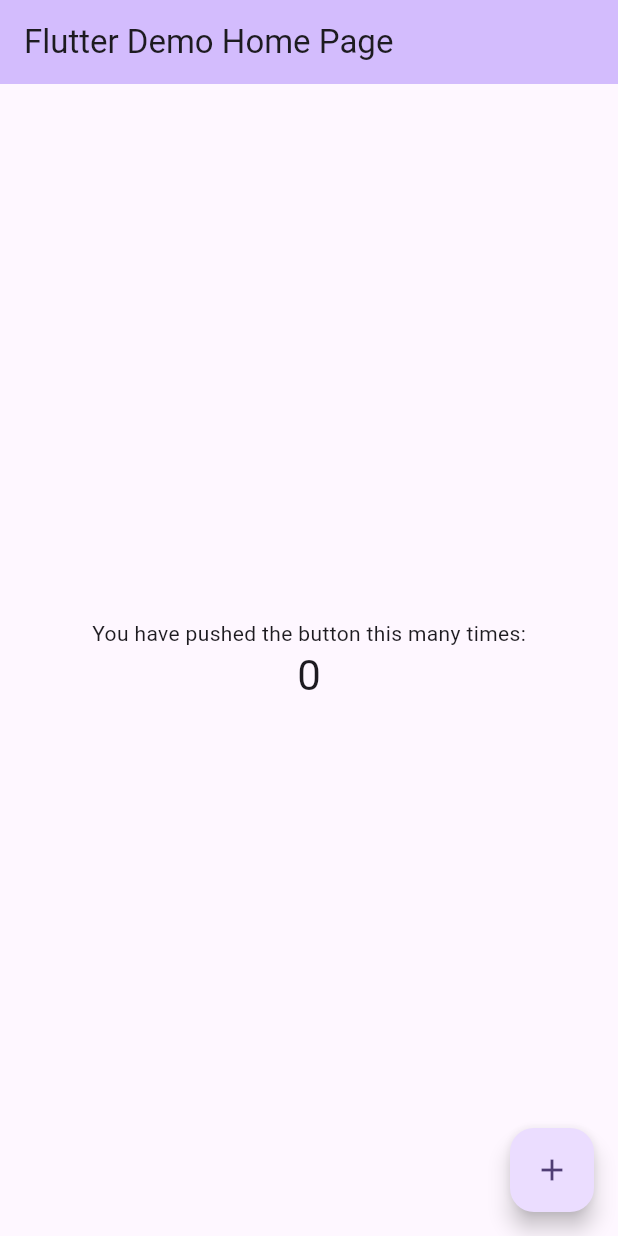
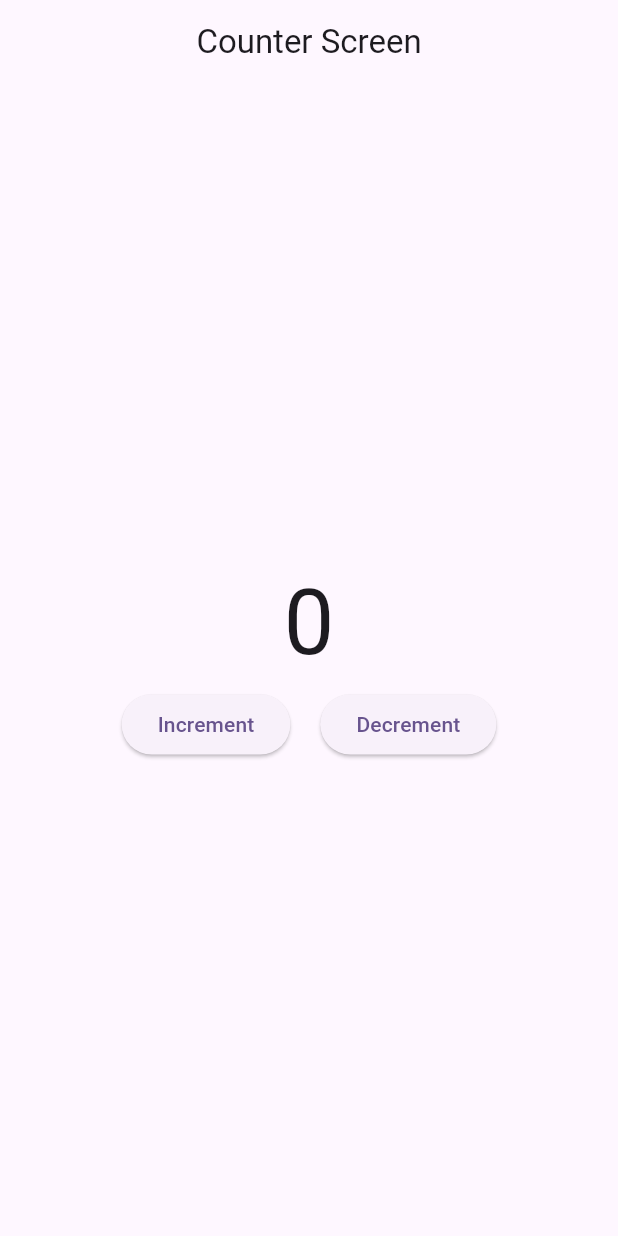
Before and after one commit to sm-aminul-islam/Bloc_clean_coding, a Flutter app: the screen it shows after launch, on a phone screen of 412 x 824 dp. Run offline on Flutter 3.47's test engine with Material 3 defaults, Android fonts, the phone set to English and light mode, and no system bars; our stand-ins replace bloc, equatable, flutter_bloc.

Commit message:
Complete CounterApp using Bloc state management

```diff
--- /dev/null
+++ b/bloc_clean_code/lib/bloc/counter_bloc.dart
@@ -0,0 +1,17 @@
+import 'package:bloc/bloc.dart';
+import 'package:bloc_clean_code/bloc/counter_event.dart';
+import 'package:bloc_clean_code/bloc/counter_state.dart';
+
+class CounterBloc extends Bloc<CounterEvent, CounterState> {
+  CounterBloc() : super(CounterState()) {
+    on<IncrementCounter>(_increment);
+    on<DecrementCounter>(_decrement);
+  }
+  void _increment(IncrementCounter event, Emitter<CounterState> emit) {
+    emit(state.copyWith(counter: state.counter + 1));
+  }
+
+  void _decrement(DecrementCounter event, Emitter<CounterState> emit) {
+    emit(state.copyWith(counter: state.counter - 1));
+  }
+}
--- /dev/null
+++ b/bloc_clean_code/lib/bloc/counter_event.dart
@@ -0,0 +1,11 @@
+import 'package:equatable/equatable.dart';
+
+abstract class CounterEvent extends Equatable {
+  const CounterEvent();
+  @override
+  List<Object> get props => [];
+}
+
+class IncrementCounter extends CounterEvent {}
+
+class DecrementCounter extends CounterEvent {}
--- /dev/null
+++ b/bloc_clean_code/lib/bloc/counter_state.dart
@@ -0,0 +1,14 @@
+import 'package:equatable/equatable.dart';
+
+class CounterState extends Equatable {
+  final int counter;
+  CounterState({this.counter = 0});
+
+  CounterState copyWith({int? counter}) {
+    return CounterState(counter: counter ?? this.counter);
+  }
+
+  @override
+  // TODO: implement props
+  List<Object?> get props => [counter];
+}
--- a/bloc_clean_code/lib/main.dart
+++ b/bloc_clean_code/lib/main.dart
@@ -1,4 +1,7 @@
+import 'package:bloc_clean_code/bloc/counter_bloc.dart';
+import 'package:bloc_clean_code/ui/counter_screen.dart';
 import 'package:flutter/material.dart';
+import 'package:flutter_bloc/flutter_bloc.dart';
 
 void main() {
   runApp(const MyApp());
@@ -10,116 +13,16 @@
   // This widget is the root of your application.
   @override
   Widget build(BuildContext context) {
-    return MaterialApp(
-      title: 'Flutter Demo',
-      theme: ThemeData(
-        // This is the theme of your application.
-        //
-        // TRY THIS: Try running your application with "flutter run". You'll see
-        // the application has a blue toolbar. Then, without quitting the app,
-        // try changing the seedColor in the colorScheme below to Colors.green
-        // and then invoke "hot reload" (save your changes or press the "hot
-        // reload" button in a Flutter-supported IDE, or press "r" if you used
-        // the command line to start the app).
-        //
-        // Notice that the counter didn't reset back to zero; the application
-        // state is not lost during the reload. To reset the state, use hot
-        // restart instead.
-        //
-        // This works for code too, not just values: Most code changes can be
-        // tested with just a hot reload.
-        colorScheme: ColorScheme.fromSeed(seedColor: Colors.deepPurple),
-        useMaterial3: true,
-      ),
-      home: const MyHomePage(title: 'Flutter Demo Home Page'),
-    );
+    return BlocProvider(
+        create: (context) => CounterBloc(),
+        child: MaterialApp(
+          title: 'Flutter Demo',
+          theme: ThemeData(
+            colorScheme: ColorScheme.fromSeed(seedColor: Colors.deepPurple),
+            useMaterial3: true,
+          ),
+          debugShowCheckedModeBanner: false,
+          home: CounterScreen(),
+        ));
   }
 }
-
-class MyHomePage extends StatefulWidget {
-  const MyHomePage({super.key, required this.title});
-
-  // This widget is the home page of your application. It is stateful, meaning
-  // that it has a State object (defined below) that contains fields that affect
-  // how it looks.
-
-  // This class is the configuration for the state. It holds the values (in this
-  // case the title) provided by the parent (in this case the App widget) and
-  // used by the build method of the State. Fields in a Widget subclass are
-  // always marked "final".
-
-  final String title;
-
-  @override
-  State<MyHomePage> createState() => _MyHomePageState();
-}
-
-class _MyHomePageState extends State<MyHomePage> {
-  int _counter = 0;
-
-  void _incrementCounter() {
-    setState(() {
-      // This call to setState tells the Flutter framework that something has
-      // changed in this State, which causes it to rerun the build method below
-      // so that the display can reflect the updated values. If we changed
-      // _counter without calling setState(), then the build method would not be
-      // called again, and so nothing would appear to happen.
-      _counter++;
-    });
-  }
-
-  @override
-  Widget build(BuildContext context) {
-    // This method is rerun every time setState is called, for instance as done
-    // by the _incrementCounter method above.
-    //
-    // The Flutter framework has been optimized to make rerunning build methods
-    // fast, so that you can just rebuild anything that needs updating rather
-    // than having to individually change instances of widgets.
-    return Scaffold(
-      appBar: AppBar(
-        // TRY THIS: Try changing the color here to a specific color (to
-        // Colors.amber, perhaps?) and trigger a hot reload to see the AppBar
-        // change color while the other colors stay the same.
-        backgroundColor: Theme.of(context).colorScheme.inversePrimary,
-        // Here we take the value from the MyHomePage object that was created by
-        // the App.build method, and use it to set our appbar title.
-        title: Text(widget.title),
-      ),
-      body: Center(
-        // Center is a layout widget. It takes a single child and positions it
-        // in the middle of the parent.
-        child: Column(
-          // Column is also a layout widget. It takes a list of children and
-          // arranges them vertically. By default, it sizes itself to fit its
-          // children horizontally, and tries to be as tall as its parent.
-          //
-          // Column has various properties to control how it sizes itself and
-          // how it positions its children. Here we use mainAxisAlignment to
-          // center the children vertically; the main axis here is the vertical
-          // axis because Columns are vertical (the cross axis would be
-          // horizontal).
-          //
-          // TRY THIS: Invoke "debug painting" (choose the "Toggle Debug Paint"
-          // action in the IDE, or press "p" in the console), to see the
-          // wireframe for each widget.
-          mainAxisAlignment: MainAxisAlignment.center,
-          children: <Widget>[
-            const Text(
-              'You have pushed the button this many times:',
-            ),
-            Text(
-              '$_counter',
-              style: Theme.of(context).textTheme.headlineMedium,
-            ),
-          ],
-        ),
-      ),
-      floatingActionButton: FloatingActionButton(
-        onPressed: _incrementCounter,
-        tooltip: 'Increment',
-        child: const Icon(Icons.add),
-      ), // This trailing comma makes auto-formatting nicer for build methods.
-    );
-  }
-}
--- /dev/null
+++ b/bloc_clean_code/lib/ui/counter_screen.dart
@@ -0,0 +1,58 @@
+import 'package:bloc_clean_code/bloc/counter_bloc.dart';
+import 'package:bloc_clean_code/bloc/counter_event.dart';
+import 'package:bloc_clean_code/bloc/counter_state.dart';
+import 'package:flutter/material.dart';
+import 'package:flutter_bloc/flutter_bloc.dart';
+
+class CounterScreen extends StatefulWidget {
+  const CounterScreen({super.key});
+
+  @override
+  State<CounterScreen> createState() => _CounterScreenState();
+}
+
+class _CounterScreenState extends State<CounterScreen> {
+  @override
+  Widget build(BuildContext context) {
+    print("build 33");
+    return Scaffold(
+      appBar: AppBar(
+        title: Text("Counter Screen"),
+        centerTitle: true,
+      ),
+      body: Column(
+        mainAxisAlignment: MainAxisAlignment.center,
+        crossAxisAlignment: CrossAxisAlignment.center,
+        children: [
+          BlocBuilder<CounterBloc, CounterState>(builder: (context, state) {
+            print("build");
+            return Center(
+                child: Text(
+              state.counter.toString(),
+              style: TextStyle(fontSize: 60),
+            ));
+          }),
+          Row(
+            mainAxisAlignment: MainAxisAlignment.center,
+            crossAxisAlignment: CrossAxisAlignment.center,
+            children: [
+              ElevatedButton(
+                  onPressed: () {
+                    context.read<CounterBloc>().add(IncrementCounter());
+                  },
+                  child: Text('Increment')),
+              SizedBox(
+                width: 20,
+              ),
+              ElevatedButton(
+                  onPressed: () {
+                    context.read<CounterBloc>().add(DecrementCounter());
+                  },
+                  child: Text("Decrement")),
+            ],
+          )
+        ],
+      ),
+    );
+  }
+}
```
Also changed, not shown: bloc_clean_code/pubspec.yaml (+15 -2 lines), bloc_clean_code/pubspec.lock, 6 other files.
